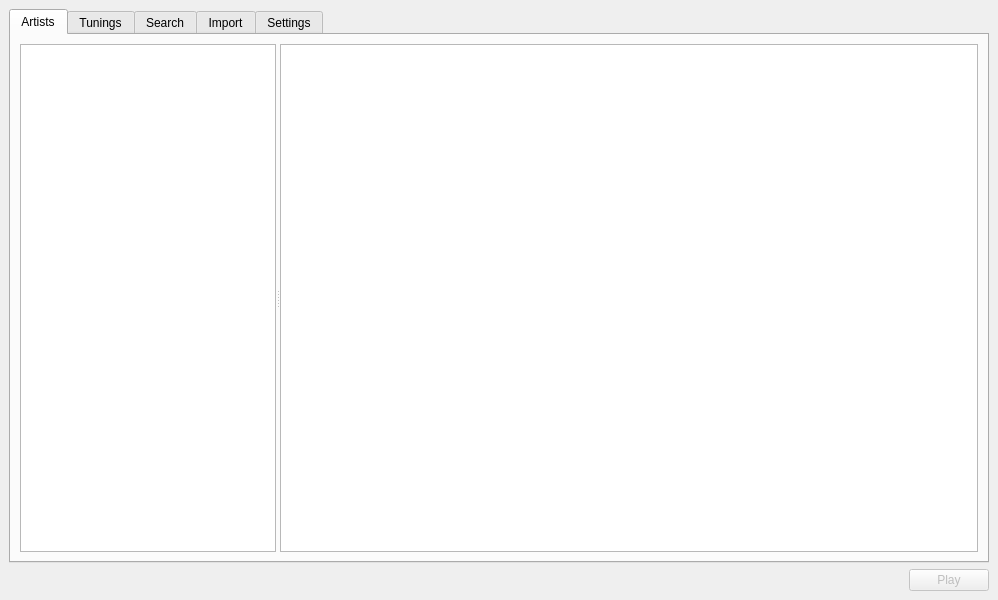
jpfudger/chordproc, file crd_gui_design.ui: the form before one commit.
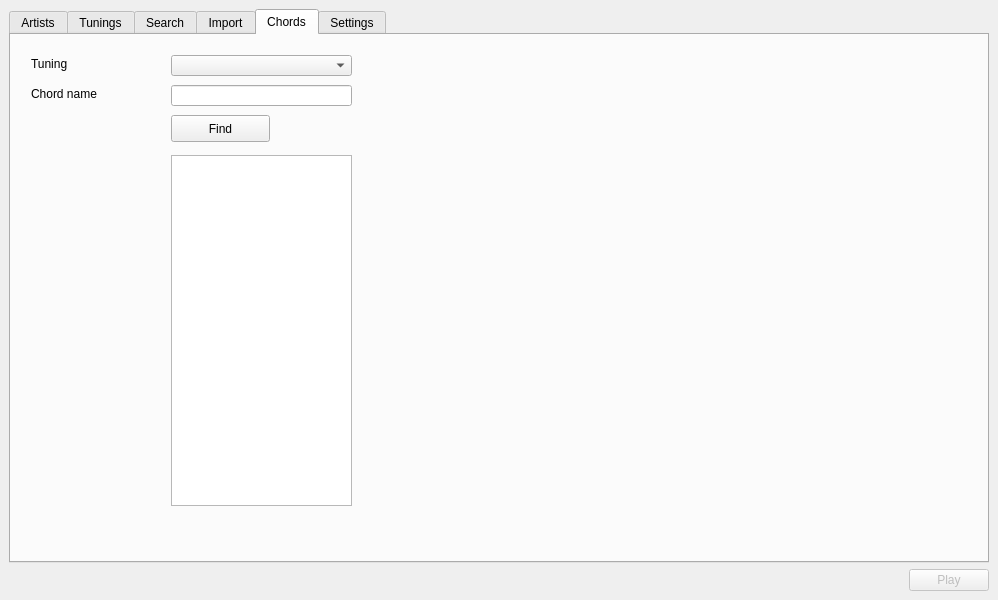
The form after the commit. The open tabs and pages were chosen to show the change.

Commit message: Add ChordFinder tab, reading from stock tunings

```diff
--- a/crd_gui_design.ui
+++ b/crd_gui_design.ui
@@ -203,6 +203,80 @@
         </item>
        </layout>
       </widget>
+      <widget class="QWidget" name="tab">
+       <attribute name="title">
+        <string>Chords</string>
+       </attribute>
+       <widget class="QComboBox" name="tuningCombo">
+        <property name="geometry">
+         <rect>
+          <x>160</x>
+          <y>20</y>
+          <width>181</width>
+          <height>21</height>
+         </rect>
+        </property>
+       </widget>
+       <widget class="QLineEdit" name="chordName">
+        <property name="geometry">
+         <rect>
+          <x>160</x>
+          <y>50</y>
+          <width>181</width>
+          <height>21</height>
+         </rect>
+        </property>
+       </widget>
+       <widget class="QTextEdit" name="chordResult1">
+        <property name="geometry">
+         <rect>
+          <x>160</x>
+          <y>120</y>
+          <width>181</width>
+          <height>351</height>
+         </rect>
+        </property>
+       </widget>
+       <widget class="QPushButton" name="chordFind">
+        <property name="geometry">
+         <rect>
+          <x>160</x>
+          <y>80</y>
+          <width>99</width>
+          <height>27</height>
+         </rect>
+        </property>
+        <property name="text">
+         <string>Find</string>
+        </property>
+       </widget>
+       <widget class="QLabel" name="tuningLabel">
+        <property name="geometry">
+         <rect>
+          <x>20</x>
+          <y>20</y>
+          <width>68</width>
+          <height>17</height>
+         </rect>
+        </property>
+        <property name="text">
+         <string>Tuning</string>
+        </property>
+       </widget>
+       <widget class="QLabel" name="chordNameLabel">
+        <property name="geometry">
+         <rect>
+          <x>20</x>
+          <y>50</y>
+          <width>101</width>
+          <height>17</height>
+         </rect>
+        </property>
+        <property name="text">
+         <string>Chord name</string>
+        </property>
+       </widget>
+      </widget>
       <widget class="QWidget" name="tab_settings">
        <attribute name="title">
         <string>Settings</string>
```
Left out of the diff: 33 changed lines with no effect on the pictures. The commit also changes 3 other files.
